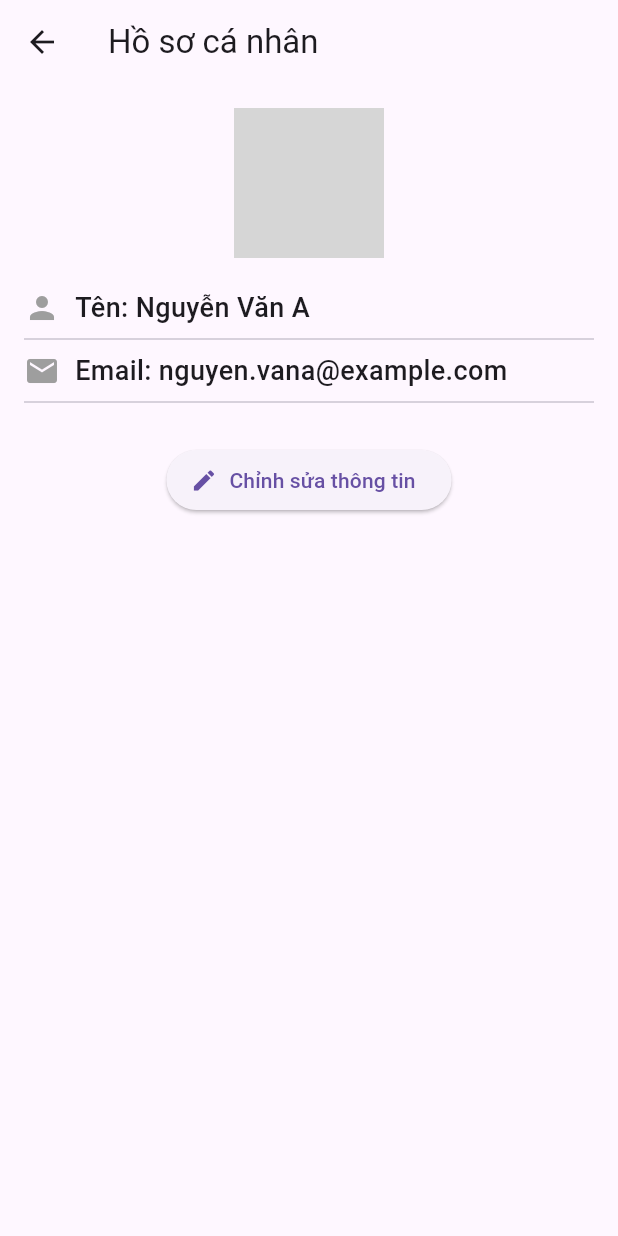
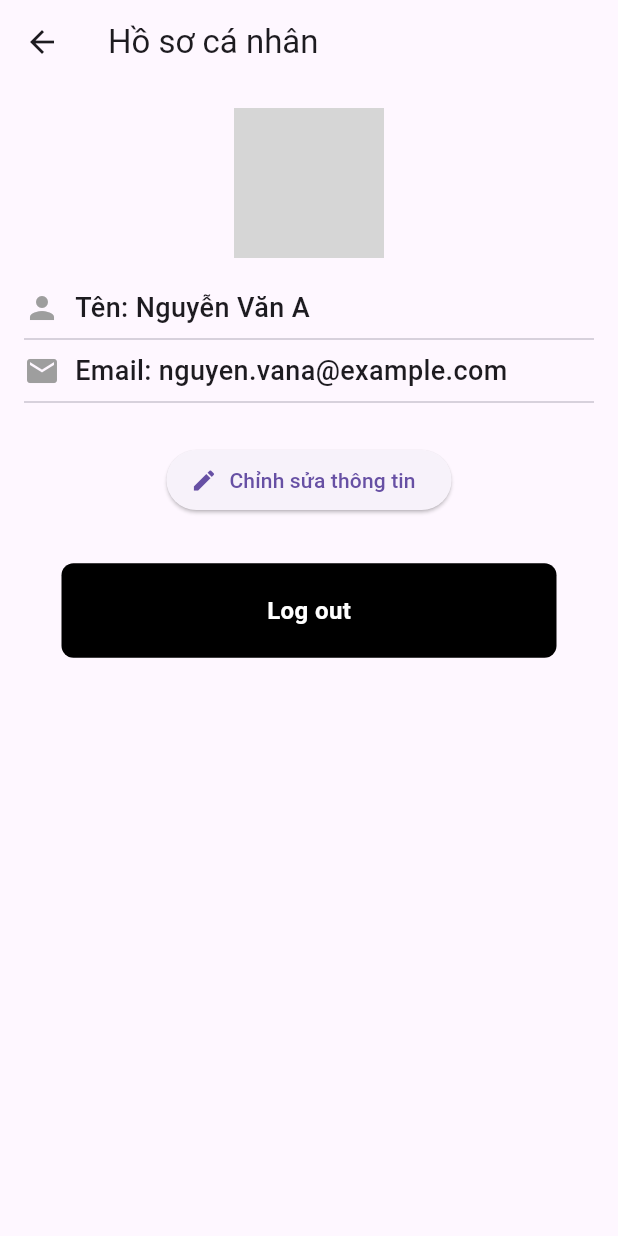
Before and after one commit to Trung-Logarit/final_dnt, a Flutter app: the ProfileScreen screen opened by its route, on a phone screen of 412 x 824 dp. Run offline on Flutter 3.47's test engine with Material 3 defaults, Android fonts, the phone set to English and light mode, and no system bars; our stand-ins replace image_picker, shared_preferences; accounts and stored records are empty; grey boxes are pictures that could not be loaded.

Commit message:
add logout

```diff
--- a/lib/screens/profile/logout_button.dart
+++ b/lib/screens/profile/logout_button.dart
@@ -0,0 +1,31 @@
+import 'package:flutter/material.dart';
+
+class LogoutButton extends StatelessWidget {
+  final Function()? onTap;
+  const LogoutButton({super.key, required this.onTap});
+
+  @override
+  Widget build(BuildContext context) {
+    return GestureDetector(
+      onTap: onTap,
+      child: Container(
+        padding: const EdgeInsets.all(20),
+        margin: const EdgeInsets.symmetric(horizontal: 25),
+        decoration: BoxDecoration(
+          color: Colors.black,
+          borderRadius: BorderRadius.circular(8),
+        ),
+        child: const Center(
+          child: Text(
+            "Log out",
+            style: TextStyle(
+              color: Colors.white,
+              fontWeight: FontWeight.bold,
+              fontSize: 16,
+            ),
+          ),
+        ),
+      ),
+    );
+  }
+}
--- a/lib/screens/profile/profile_screen.dart
+++ b/lib/screens/profile/profile_screen.dart
@@ -1,7 +1,7 @@
 import 'dart:io';
 import 'package:flutter/material.dart';
 import 'package:image_picker/image_picker.dart';
-
+import 'logout_button.dart';
 class ProfileScreen extends StatefulWidget {
   @override
   State<ProfileScreen> createState() => _ProfileScreenState();
@@ -10,6 +10,7 @@ class ProfileScreen extends StatefulWidget {
 class _ProfileScreenState extends State<ProfileScreen> {
   String name = 'Nguyễn Văn A'; // Tên mặc định
   String email = 'nguyen.vana@example.com'; // Email mặc định
+  String phone_number ='0905657789';
   File? _avatarImage; // File ảnh đại diện
 
   // Hàm chọn ảnh từ thư viện
@@ -122,6 +123,14 @@ class _ProfileScreenState extends State<ProfileScreen> {
                 label: Text('Chỉnh sửa thông tin'),
               ),
             ),
+            Center(
+               heightFactor: 2,
+               child: LogoutButton(
+                 onTap: () {
+                   Navigator.pushReplacementNamed(context, '/');
+                   },
+               ),
+            ),
           ],
         ),
       ),
```
